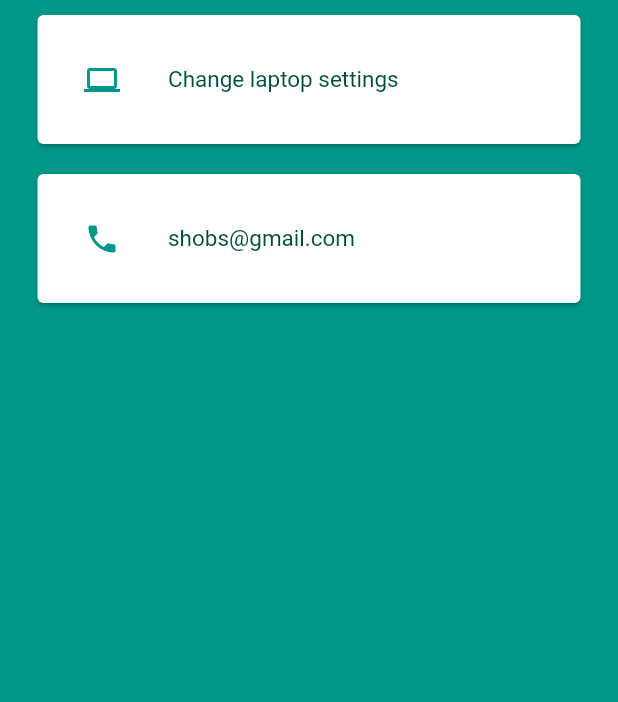
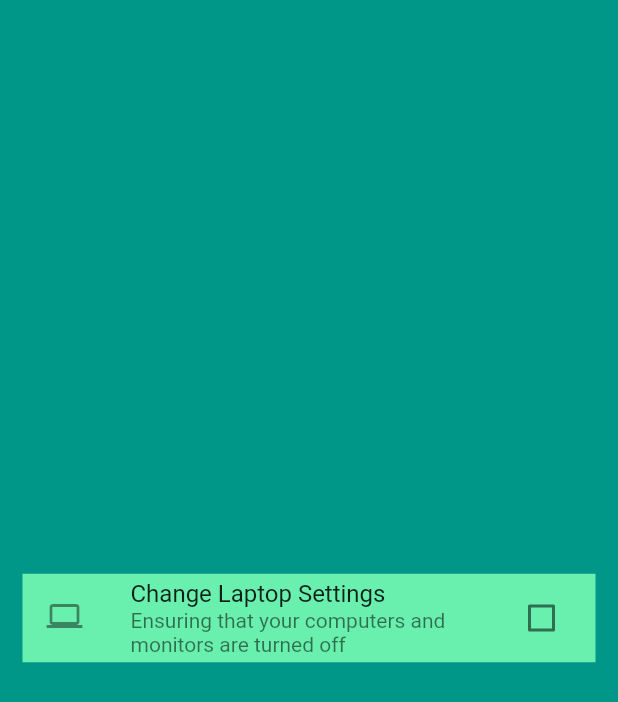
Before and after one commit to jeyeong/climate-ark-app, a Flutter app: the screen it shows after launch, on a phone screen of 412 x 824 dp. Shown: the top 702 px of the screen. Run offline on Flutter 3.47's test engine with Material 2 defaults, Android fonts, the phone set to English and light mode, and no system bars.

Commit message:
checkboxlisttile

```diff
--- a/canvas/lib/main.dart
+++ b/canvas/lib/main.dart
@@ -1,60 +1,53 @@
 import 'package:flutter/material.dart';
+import 'package:flutter/scheduler.dart' show timeDilation;
 
-void main() {
-  runApp(
-    MyApp()
-  );
-}
+void main() => runApp(const MyApp());
 
 class MyApp extends StatelessWidget {
+  const MyApp({Key? key}) : super(key: key);
+
 
   @override
   Widget build(BuildContext context) {
-    return MaterialApp(
+    return const MaterialApp(
       home: Scaffold(
         backgroundColor: Colors.teal,
         body: Center(
-          child: Column(
-            children: <Widget>[
-            Card(
-              margin: EdgeInsets.symmetric(vertical: 10.0, horizontal: 25.0),
-              color: Colors.white,
-              child: Padding(
-                padding: EdgeInsets.all(15.0),
-                child: ListTile(leading: Icon(
-                    Icons.laptop,
-                    color: Colors.teal,
-                    ),
-                    title:
-                    Text('Change laptop settings',
-                    style: TextStyle(
-                      color: Colors.teal.shade900,
-                      fontSize: 15.0),
-                      ),
-                      ),
-              ),
-            ),
-            Card(
-              margin: EdgeInsets.symmetric(vertical: 10.0, horizontal: 25.0),
-              color: Colors.white,
-              child: Padding(
-                padding: EdgeInsets.all(15.0),
-                child: ListTile(leading: Icon(
-                      Icons.phone,
-                      color: Colors.teal,
-                      ),
-                      title:
-                      Text('shobs@gmail.com',
-                      style: TextStyle(
-                        color: Colors.teal.shade900,
-                        fontSize: 15.0),
-                        ),
-                        ),
-              ),
-            )],
+          child: Padding(
+            padding: EdgeInsets.all(15.0),
+              child: MyStatefulWidget()
           ),
         ),
       ),
-      );
+    );
   }
 }
+
+class MyStatefulWidget extends StatefulWidget {
+  const MyStatefulWidget({Key? key}) : super(key: key);
+
+  @override
+  State<MyStatefulWidget> createState() => _MyStatefulWidgetState();
+}
+
+class _MyStatefulWidgetState extends State<MyStatefulWidget> {
+  bool isChecked = false;
+  @override
+  Widget build(BuildContext context) {
+
+    return CheckboxListTile(
+      title: const Text('Change Laptop Settings'),
+      subtitle: const Text('Ensuring that your computers and monitors are turned off'),
+      tileColor: Colors.greenAccent,
+      checkColor: Colors.white,
+      activeColor: Colors.lightGreen[900],
+      value: isChecked,
+      onChanged: (bool? value) {
+        setState(() {
+          isChecked = value!;
+        });
+      },
+      secondary: const Icon(Icons.laptop),
+    );
+  }
+}
```
